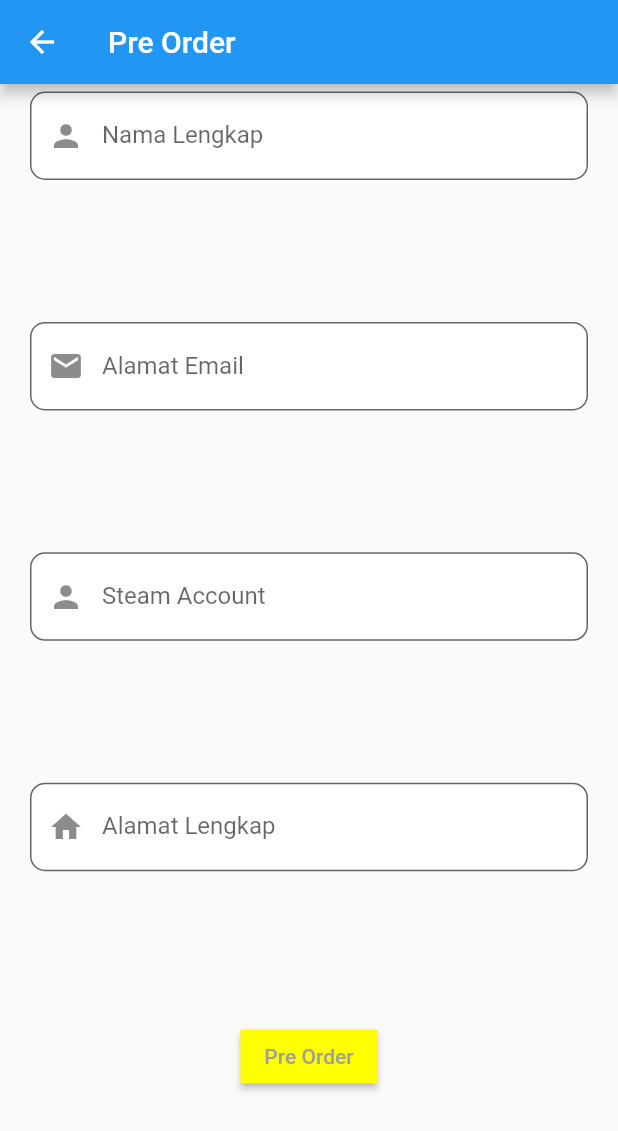
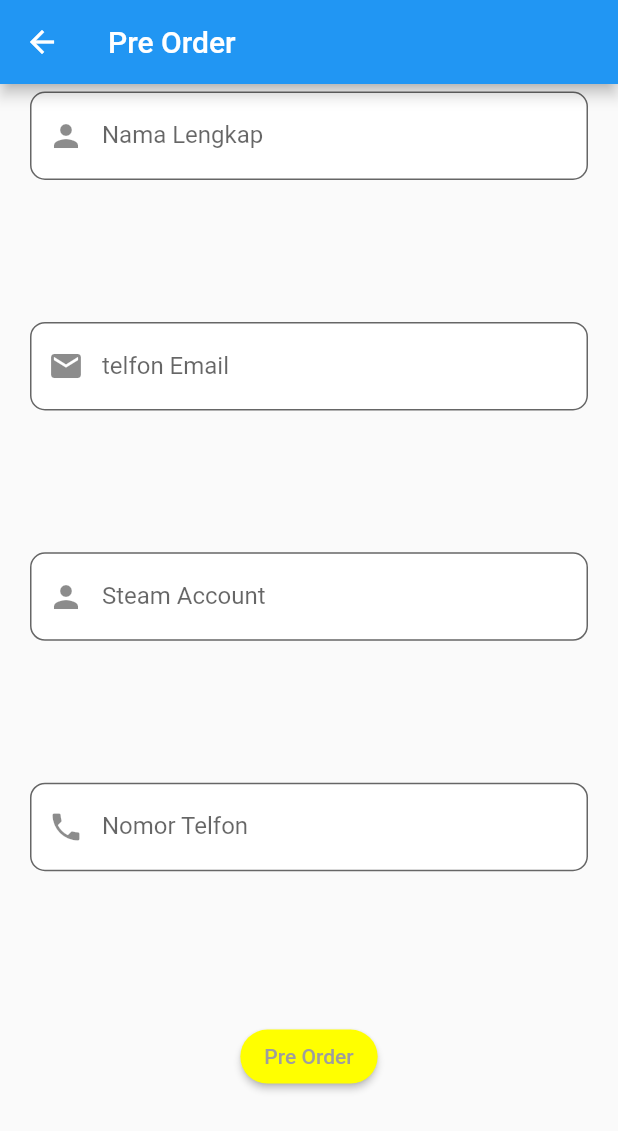
Before and after one commit to Xzellize90/AllMission_0206011810022_Satrio, a Flutter app: the screen it shows after launch, after a tap on "Pre Order", on a phone screen of 412 x 824 dp. Shown: the top 1131 px of the screen. Run offline on Flutter 3.47's test engine with Material 2 defaults, Android fonts, the phone set to English and light mode, and no system bars.

Commit message:
next step of mision2
fixed bugs and redisgn button

```diff
--- a/mission1_0206011810022_satrio/lib/home.dart
+++ b/mission1_0206011810022_satrio/lib/home.dart
@@ -169,16 +169,21 @@ class _HomeState extends State<Home>with SingleTickerProviderStateMixin {
                   _hasBeenPressed = !_hasBeenPressed;
                 });}),
             ),
-            const SizedBox(height: 30),
+
             Container(
+              decoration: BoxDecoration(
+                borderRadius: BorderRadius.circular(50),
+              ),
               alignment: Alignment.bottomRight,
               margin: EdgeInsets.only(bottom: 12, right: 10),
               child: RaisedButton(
+                shape: RoundedRectangleBorder(borderRadius: new BorderRadius.circular(50)),
                 onPressed: (){Navigator.push(context, MaterialPageRoute(builder: (context){return po();}));},
             textColor: Colors.blueAccent,
-            padding: const EdgeInsets.all(0.0),
+            padding:  EdgeInsets.all(0.0),
             child: Container(
-              decoration: const BoxDecoration(
+              decoration:  BoxDecoration(
+                borderRadius: BorderRadius.circular(50),
                 gradient: LinearGradient(
                   colors: <Color>[
                     Colors.yellowAccent,
@@ -186,9 +191,9 @@ class _HomeState extends State<Home>with SingleTickerProviderStateMixin {
                   ],
                 ),
               ),
-              padding: const EdgeInsets.all(10.0),
+              padding:  EdgeInsets.all(10.0),
               child:
-                  const Text('Pre Order', style: TextStyle(fontSize: 20)),
+                   Text('Pre Order', style: TextStyle(fontSize: 20)),
             ),
               ),
             ),
--- a/mission1_0206011810022_satrio/lib/preorder.dart
+++ b/mission1_0206011810022_satrio/lib/preorder.dart
@@ -12,12 +12,12 @@ class _poState extends State<po> {
   var nama;
   var email;
   var nicname;
-  var alamat;
+  var telfon;
 
   final namaCon = new TextEditingController();
   final emailCon = new TextEditingController();
   final nicnameCon = new TextEditingController();
-  final alamatCon = new TextEditingController();
+  final telfonCon = new TextEditingController();
 
   @override
   Widget build(BuildContext context) {
@@ -83,7 +83,7 @@ class _poState extends State<po> {
                             prefixStyle: TextStyle(
                             color: Colors.blue, fontWeight: FontWeight.w600
                           ),
-                        labelText: "Alamat Email",
+                        labelText: "telfon Email",
                         hintStyle: TextStyle(fontSize: 12),
                         border: OutlineInputBorder(
                         borderRadius: BorderRadius.circular(10)
@@ -133,7 +133,8 @@ class _poState extends State<po> {
                   child: Column(
                     children: <Widget>[
                       TextField(
-                        controller: alamatCon,
+                        controller: telfonCon,
+                        keyboardType: TextInputType.number,
                         decoration: InputDecoration(
                           fillColor: Colors.white,
                           filled: true,
@@ -142,12 +143,12 @@ class _poState extends State<po> {
                           height: 5,
                           color: Colors.red,
                           ),
-                            prefixIcon: Icon(Icons.home),
-                            prefixText: "Alamat :",
+                            prefixIcon: Icon(Icons.phone),
+                            prefixText: "Telfon :",
                             prefixStyle: TextStyle(
                             color: Colors.blue, fontWeight: FontWeight.w600
                           ),
-                        labelText: "Alamat Lengkap",
+                        labelText: "Nomor Telfon",
                         hintStyle: TextStyle(fontSize: 12),
                         border: OutlineInputBorder(
                         borderRadius: BorderRadius.circular(10)
@@ -163,6 +164,7 @@ class _poState extends State<po> {
                   child: Container(
                     margin: EdgeInsets.only(top: 10),
                     child: RaisedButton(
+                      shape: RoundedRectangleBorder(borderRadius: new BorderRadius.circular(50)),
                       child: Text("Pre Order",style: TextStyle(color: Colors.grey)),
                       color: Colors.yellowAccent,
                       onPressed: (){
@@ -170,10 +172,9 @@ class _poState extends State<po> {
                           nama = namaCon.text;
                           email = emailCon.text;
                           nicname = nicnameCon.text;
-                          alamat = alamatCon.text;
+                          telfon = telfonCon.text;
                         });
-
-                        if(nama != "" || email != "" || nicname != "" || alamat != ""){
+                        if(nama != "" && email != "" && nicname != "" && telfon != ""){
                           return showDialog(
                             context: context,
                             builder: (context) {
@@ -183,7 +184,7 @@ class _poState extends State<po> {
                                   overflow: Overflow.visible,
                                   children: <Widget>[
                                      Container(
-                                  height: 230,
+                                  height: 200,
                                   width: 190,
                                     child: Column(
                                       children: <Widget>[
@@ -192,7 +193,7 @@ class _poState extends State<po> {
                                         new Text("Selamat $nama",style: TextStyle(fontSize: 14), textAlign: TextAlign.left,),
                                         new Text("Email: $email",style: TextStyle(fontSize: 14), textAlign: TextAlign.left,),
                                         new Text("NickName Steam: $nicname",style: TextStyle(fontSize: 14), textAlign: TextAlign.left,),
-                                        new Text("Alamat: $alamat",style: TextStyle(fontSize: 14), textAlign: TextAlign.left,),
+                                        new Text("telfon: $telfon",style: TextStyle(fontSize: 14), textAlign: TextAlign.left,),
                                         Container(
                                           alignment: Alignment.bottomCenter,
                                           child: FlatButton(
@@ -224,13 +225,13 @@ class _poState extends State<po> {
                                   overflow: Overflow.visible,
                                   children: <Widget>[
                                      Container(
-                                  height: 230,
+                                  height: 200,
                                   width: 190,
                                     child: Column(
                                       children: <Widget>[
                                         SizedBox(height: 20,),
                                         new Text("Eror!", textAlign: TextAlign.center, style: TextStyle(fontSize: 24,fontWeight: FontWeight.bold,color: Colors.yellow),),
-                                        new Text("All Field Must Be Filled",style: TextStyle(fontSize: 14,color: Colors.red), textAlign: TextAlign.left,),
+                                        new Text("All Field Must Be Filled",style: TextStyle(fontSize: 20,color: Colors.red), textAlign: TextAlign.center,),
                                         Container(
                                           alignment: Alignment.bottomCenter,
                                           child: FlatButton(
```
